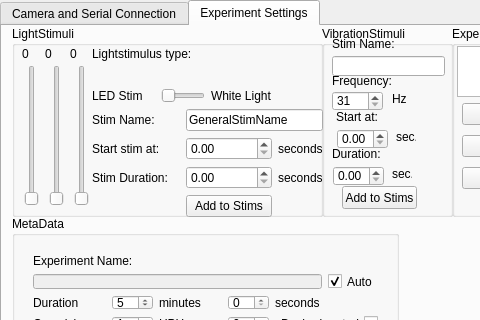
Qt form form.ui (DanielDondorp/imMobilize) before a commit; both pictures show x 0 to 480 and y 0 to 320 of the 806 by 600 pixel window.
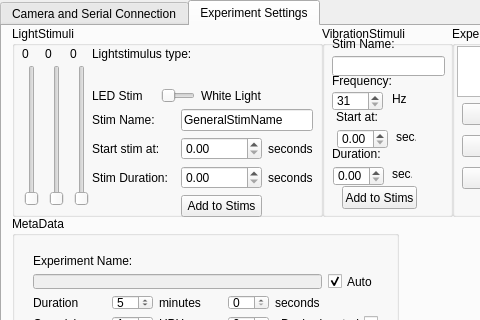
The same form after that commit. The open tabs and pages were chosen to show the change. Custom widgets are drawn as their Qt base class.

```diff
--- a/form.ui
+++ b/form.ui
@@ -1077,7 +1077,7 @@
        <rect>
         <x>80</x>
         <y>0</y>
-        <width>231</width>
+        <width>221</width>
         <height>191</height>
        </rect>
       </property>
```
Left out of the diff: 2 changed lines with no effect on the pictures.
